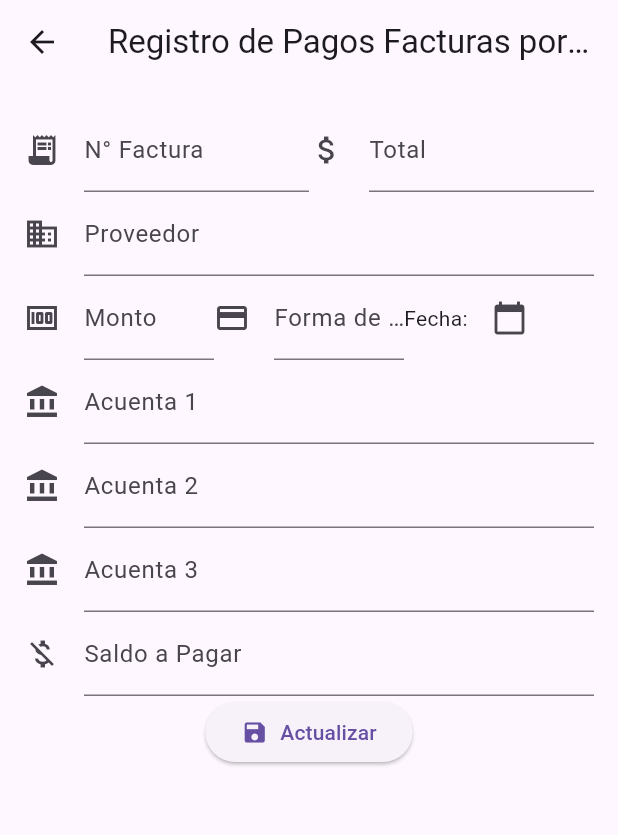
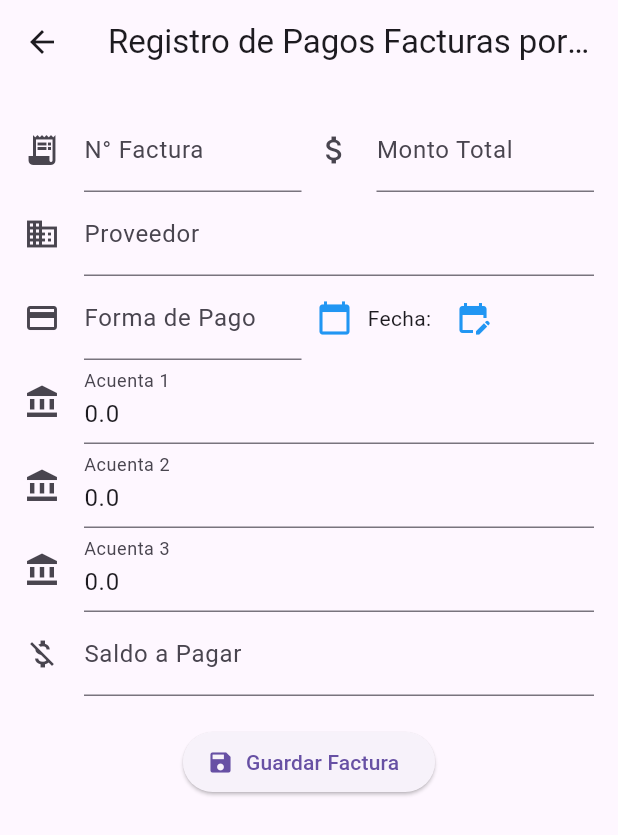
Before and after one commit to Annderx/App, a Flutter app: the RegistroCobrarFacturas screen opened directly, on a phone screen of 412 x 824 dp. Shown: the top 835 px of the screen. Run offline on Flutter 3.47's test engine with Material 3 defaults, Android fonts, the phone set to English and light mode, and no system bars; our stand-ins replace pdf, printing, shared_preferences, sqflite; accounts and stored records are empty.

Commit message:
FacCobrar.dart

```diff
--- a/lib/Administracion/Facturas/FacCobrar.dart
+++ b/lib/Administracion/Facturas/FacCobrar.dart
@@ -12,83 +12,65 @@ class RegistroCobrarFacturas extends StatefulWidget {
 
 class _RegistroCobrarFacturasState extends State<RegistroCobrarFacturas> {
   final _formKey = GlobalKey<FormState>();
+
   final _nroFacturaController = TextEditingController();
   final _proveedorController = TextEditingController();
   final _montoController = TextEditingController();
   final _formaPagoController = TextEditingController();
-  final _acuenta1Controller = TextEditingController();
-  final _acuenta2Controller = TextEditingController();
-  final _acuenta3Controller = TextEditingController();
+  final _acuenta1Controller = TextEditingController(text: '0.0');
+  final _acuenta2Controller = TextEditingController(text: '0.0');
+  final _acuenta3Controller = TextEditingController(text: '0.0');
+  final _saldoController = TextEditingController();
+
   DateTime? _fecha;
 
   @override
-  Widget build(BuildContext context) {
-    return Scaffold(
-      appBar: AppBar(
-        title: const Text('Registro de Pagos Facturas por Cobrar'),
+  void dispose() {
+    _nroFacturaController.dispose();
+    _proveedorController.dispose();
+    _montoController.dispose();
+    _formaPagoController.dispose();
+    _acuenta1Controller.dispose();
+    _acuenta2Controller.dispose();
+    _acuenta3Controller.dispose();
+    _saldoController.dispose();
+    super.dispose();
+  }
+
+  void _calcularSaldo() {
+    double total = double.tryParse(_montoController.text) ?? 0.0;
+    double acuenta1 = double.tryParse(_acuenta1Controller.text) ?? 0.0;
+    double acuenta2 = double.tryParse(_acuenta2Controller.text) ?? 0.0;
+    double acuenta3 = double.tryParse(_acuenta3Controller.text) ?? 0.0;
+    double saldo = total - (acuenta1 + acuenta2 + acuenta3);
+    _saldoController.text = saldo.toStringAsFixed(2);
+  }
+
+  Widget _buildTextField(String label, TextEditingController controller,
+      {bool isNumeric = false, IconData? icon, Function(String)? onChanged}) {
+    return TextFormField(
+      controller: controller,
+      keyboardType: isNumeric ? TextInputType.number : TextInputType.text,
+      decoration: InputDecoration(
+        labelText: label,
+        icon: icon != null ? Icon(icon) : null,
       ),
-      body: SingleChildScrollView(
-        padding: const EdgeInsets.all(16.0),
-        child: Form(
-          key: _formKey,
-          child: Column(
-            crossAxisAlignment: CrossAxisAlignment.start,
+      validator: (value) {
+        if (value == null || value.isEmpty) return 'Ingrese $label';
+        if (isNumeric && double.tryParse(value) == null) return 'Ingrese un número válido';
+        return null;
+      },
+      onChanged: onChanged,
+    );
+  }
+
+  Widget _buildFechaSelector() {
+    return Row(
       children: [
-              Row(
-                children: [
-                  Expanded(
-                    child: TextFormField(
-                      controller: _nroFacturaController,
-                      decoration: const InputDecoration(
-                        labelText: 'N° Factura',
-                        icon: Icon(Icons.receipt_long),
-                      ),
-                    ),
-                  ),
-                  Expanded(
-                    child: TextFormField(
-                      decoration: const InputDecoration(
-                        labelText: 'Total',
-                        icon: Icon(Icons.attach_money),
-                      ),
-                    ),
-                  ),
-                ],
-              ),
-              TextFormField(
-                controller: _proveedorController,
-                decoration: const InputDecoration(
-                  labelText: 'Proveedor',
-                  icon: Icon(Icons.business),
-                ),
-              ),
-              Row(
-                children: [
-                  Expanded(
-                    child: TextFormField(
-                      controller: _montoController,
-                      decoration: const InputDecoration(
-                        labelText: 'Monto',
-                        icon: Icon(Icons.money),
-                      ),
-                    ),
-                  ),
-                  Expanded(
-                    child: TextFormField(
-                      controller: _formaPagoController,
-                      decoration: const InputDecoration(
-                        labelText: 'Forma de Pago',
-                        icon: Icon(Icons.payment),
-                      ),
-                    ),
-                  ),
-                  Expanded(
-                    child: Row(
-                      children: [
+        Icon(Icons.calendar_today, color: Colors.blue),
+        const SizedBox(width: 10),
         Text(
-                          _fecha != null
-                              ? 'Fecha: ${_fecha!.toString().split(' ')[0]}'
-                              : 'Fecha: ',
+          _fecha != null ? 'Fecha: ${_fecha!.toLocal().toString().split(' ')[0]}' : 'Fecha: ',
         ),
         IconButton(
           onPressed: () async {
@@ -99,49 +81,18 @@ class _RegistroCobrarFacturasState extends State<RegistroCobrarFacturas> {
               lastDate: DateTime.now(),
             );
             if (picked != null && picked != _fecha) {
-                              setState(() {
-                                _fecha = picked;
-                              });
+              setState(() => _fecha = picked);
             }
           },
-                          icon: const Icon(Icons.calendar_today),
+          icon: const Icon(Icons.edit_calendar, color: Colors.blue),
         ),
       ],
-                    ),
-                  ),
-                ],
-              ),
-              TextFormField(
-                controller: _acuenta1Controller,
-                decoration: const InputDecoration(
-                  labelText: 'Acuenta 1',
-                  icon: Icon(Icons.account_balance),
-                ),
-              ),
-              TextFormField(
-                controller: _acuenta2Controller,
-                decoration: const InputDecoration(
-                  labelText: 'Acuenta 2',
-                  icon: Icon(Icons.account_balance),
-                ),
-              ),
-              TextFormField(
-                controller: _acuenta3Controller,
-                decoration: const InputDecoration(
-                  labelText: 'Acuenta 3',
-                  icon: Icon(Icons.account_balance),
-                ),
-              ),
-              TextFormField(
-                decoration: const InputDecoration(
-                  labelText: 'Saldo a Pagar',
-                  icon: Icon(Icons.money_off),
-                ),
-              ),
-              Center(
-                child: ElevatedButton(
-                  onPressed: () {
-                    if (_formKey.currentState!.validate()) {
+    );
+  }
+
+  void _guardarFactura() {
+    if (!_formKey.currentState!.validate()) return;
+
     final factura = FacturaCobrar(
       nroFactura: _nroFacturaController.text,
       proveedor: _proveedorController.text,
@@ -152,22 +103,71 @@ class _RegistroCobrarFacturasState extends State<RegistroCobrarFacturas> {
       acuenta2: double.parse(_acuenta2Controller.text),
       acuenta3: double.parse(_acuenta3Controller.text),
     );
-                      Provider.of<FacturaCobrarProvider>(context, listen: false)
-                          .agregarFactura(factura);
+
+    Provider.of<FacturaCobrarProvider>(context, listen: false).agregarFactura(factura);
+
+    _mostrarDialogoConfirmacion();
+  }
+
+  void _mostrarDialogoConfirmacion() {
+    showDialog(
+      context: context,
+      builder: (context) => AlertDialog(
+        title: const Text('Factura Guardada'),
+        content: const Text('¿Desea registrar otra factura?'),
+        actions: [
+          TextButton(
+            child: const Text('No'),
+            onPressed: () => Navigator.of(context).pop(),
+          ),
+          TextButton(
+            child: const Text('Sí'),
+            onPressed: () {
+              Navigator.of(context).pop();
               _formKey.currentState!.reset();
               _fecha = null;
               setState(() {});
-                    }
             },
-                  child: Row( // Corrección aquí
-                    mainAxisSize: MainAxisSize.min,
-                    children: [
-                      const Icon(Icons.save),
-                      const SizedBox(width: 8),
-                      const Text('Actualizar'),
+          ),
         ],
       ),
+    );
+  }
+
+  @override
+  Widget build(BuildContext context) {
+    return Scaffold(
+      appBar: AppBar(title: const Text('Registro de Pagos Facturas por Cobrar')),
+      body: SingleChildScrollView(
+        padding: const EdgeInsets.all(16.0),
+        child: Form(
+          key: _formKey,
+          child: Column(
+            children: [
+              Row(
+                children: [
+                  Expanded(child: _buildTextField('N° Factura', _nroFacturaController, icon: Icons.receipt_long)),
+                  const SizedBox(width: 10),
+                  Expanded(child: _buildTextField('Monto Total', _montoController, isNumeric: true, icon: Icons.attach_money, onChanged: (_) => _calcularSaldo())),
+                ],
               ),
+              _buildTextField('Proveedor', _proveedorController, icon: Icons.business),
+              Row(
+                children: [
+                  Expanded(child: _buildTextField('Forma de Pago', _formaPagoController, icon: Icons.payment)),
+                  const SizedBox(width: 10),
+                  Expanded(child: _buildFechaSelector()),
+                ],
+              ),
+              _buildTextField('Acuenta 1', _acuenta1Controller, isNumeric: true, icon: Icons.account_balance, onChanged: (_) => _calcularSaldo()),
+              _buildTextField('Acuenta 2', _acuenta2Controller, isNumeric: true, icon: Icons.account_balance, onChanged: (_) => _calcularSaldo()),
+              _buildTextField('Acuenta 3', _acuenta3Controller, isNumeric: true, icon: Icons.account_balance, onChanged: (_) => _calcularSaldo()),
+              _buildTextField('Saldo a Pagar', _saldoController, isNumeric: true, icon: Icons.money_off),
+              const SizedBox(height: 20),
+              ElevatedButton.icon(
+                onPressed: _guardarFactura,
+                icon: const Icon(Icons.save),
+                label: const Text('Guardar Factura'),
               ),
             ],
           ),
```
Lines whose indentation alone changed are shown as unchanged.
